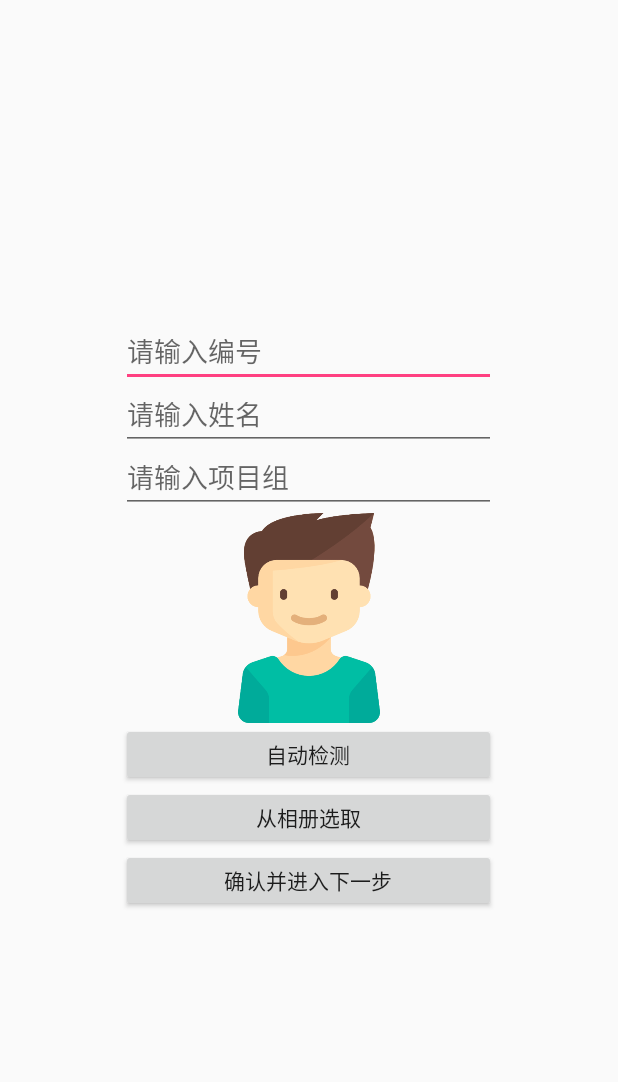
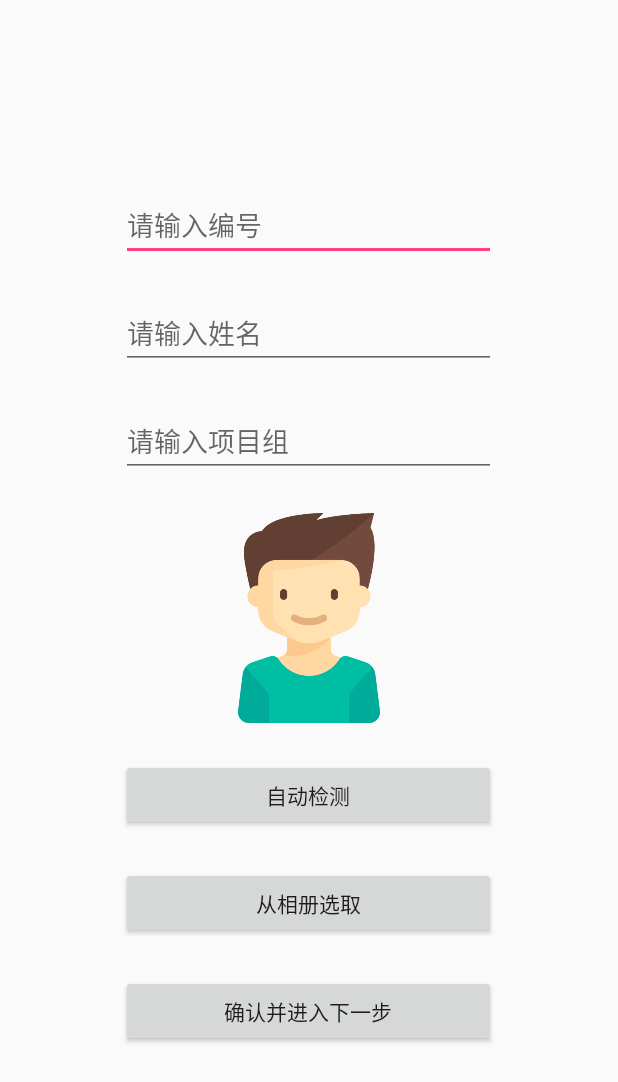
Before and after one commit to ljd1996/AiFaceAndroid, an Android app: the layout activity_reg.xml on its own in the app's theme, with its tools: preview values and no code run, on a phone screen of 412 x 824 dp. Shown: the top 1082 px of the screen. Run offline under Robolectric (Android 15) with nearby library versions, the phone set to English and light mode, and no system bars.

Commit message:
完成基本功能

```diff
--- a/app/src/main/res/layout/activity_reg.xml
+++ b/app/src/main/res/layout/activity_reg.xml
@@ -14,46 +14,53 @@
         <EditText
                 android:id="@+id/id_et"
                 android:layout_width="250dp"
-                android:layout_height="42dp"
+                android:layout_height="wrap_content"
+                android:layout_margin="@dimen/margin_normal"
                 android:hint="请输入编号"/>
 
         <EditText
                 android:id="@+id/username_et"
                 android:layout_width="250dp"
-                android:layout_height="42dp"
+                android:layout_height="wrap_content"
+                android:layout_margin="@dimen/margin_normal"
                 android:hint="请输入姓名"/>
 
         <EditText
                 android:id="@+id/group_et"
                 android:layout_width="250dp"
-                android:layout_height="42dp"
+                android:layout_height="wrap_content"
+                android:layout_margin="@dimen/margin_normal"
                 android:hint="请输入项目组"/>
 
         <ImageView
                 android:id="@+id/avatar_iv"
                 android:layout_width="140dp"
                 android:layout_height="140dp"
+                android:layout_margin="@dimen/margin_normal"
                 android:scaleType="centerCrop"
                 android:src="@drawable/avatar"/>
 
         <Button
                 android:id="@+id/detect_btn"
                 android:layout_width="250dp"
-                android:layout_height="42dp"
+                android:layout_height="wrap_content"
+                android:layout_margin="@dimen/margin_normal"
                 android:text="自动检测"
                 />
 
         <Button
                 android:id="@+id/pick_from_album_btn"
                 android:layout_width="250dp"
-                android:layout_height="42dp"
+                android:layout_height="wrap_content"
+                android:layout_margin="@dimen/margin_normal"
                 android:text="从相册选取"
                 />
 
         <Button
                 android:id="@+id/submit_btn"
                 android:layout_width="250dp"
-                android:layout_height="42dp"
+                android:layout_height="wrap_content"
+                android:layout_margin="@dimen/margin_normal"
                 android:text="确认并进入下一步"/>
     </LinearLayout>
 
```
Also changed, not shown: app/src/main/AndroidManifest.xml (+9 -5 lines), app/src/main/res/drawable/icon.jpg (added).
